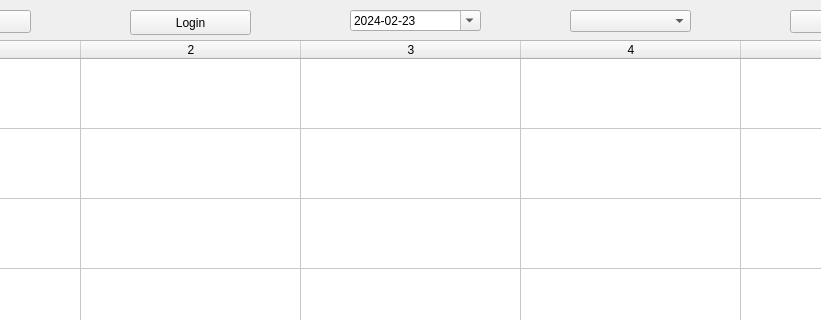
Above: mainwindow.ui from l-koehler/untis-py before the change; both pictures show x 150 to 971 and y 0 to 320 of the 1123 by 661 pixel window. Below: the same form after it.
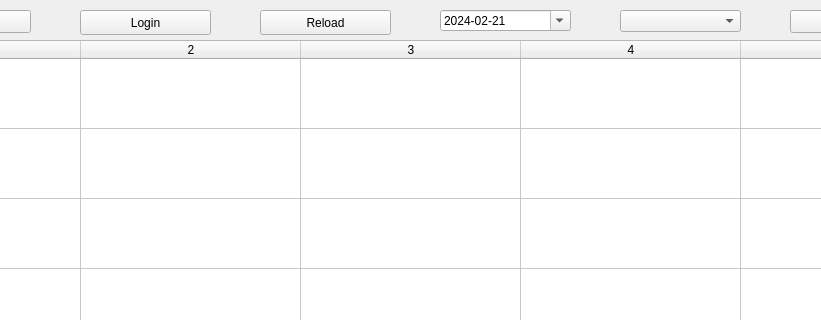
That is the form after the change.

Commit message: add reload, add arrow keys

Patch:
```diff
--- a/mainwindow.ui
+++ b/mainwindow.ui
@@ -26,9 +26,9 @@
    <widget class="QPushButton" name="login_btn">
     <property name="geometry">
      <rect>
-      <x>280</x>
+      <x>230</x>
       <y>10</y>
-      <width>121</width>
+      <width>131</width>
       <height>25</height>
      </rect>
     </property>
@@ -92,7 +92,7 @@
    <widget class="QDateEdit" name="date_edit">
     <property name="geometry">
      <rect>
-      <x>500</x>
+      <x>590</x>
       <y>10</y>
       <width>131</width>
       <height>21</height>
@@ -108,7 +108,7 @@
       <second>0</second>
       <year>2024</year>
       <month>2</month>
-      <day>23</day>
+      <day>21</day>
      </datetime>
     </property>
     <property name="currentSection">
@@ -127,7 +127,7 @@
    <widget class="QComboBox" name="classes_cb">
     <property name="geometry">
      <rect>
-      <x>720</x>
+      <x>770</x>
       <y>10</y>
       <width>121</width>
       <height>22</height>
@@ -166,6 +166,22 @@
      <enum>Qt::RightArrow</enum>
     </property>
    </widget>
+   <widget class="QPushButton" name="reload_btn">
+    <property name="geometry">
+     <rect>
+      <x>410</x>
+      <y>10</y>
+      <width>131</width>
+      <height>25</height>
+     </rect>
+    </property>
+    <property name="text">
+     <string>Reload</string>
+    </property>
+    <property name="shortcut">
+     <string>Up, Ctrl+R</string>
+    </property>
+   </widget>
   </widget>
   <widget class="QStatusBar" name="statusbar"/>
  </widget>
```
Left out of the diff: 6 changed lines with no effect on the pictures. The commit also changes 2 other files.
